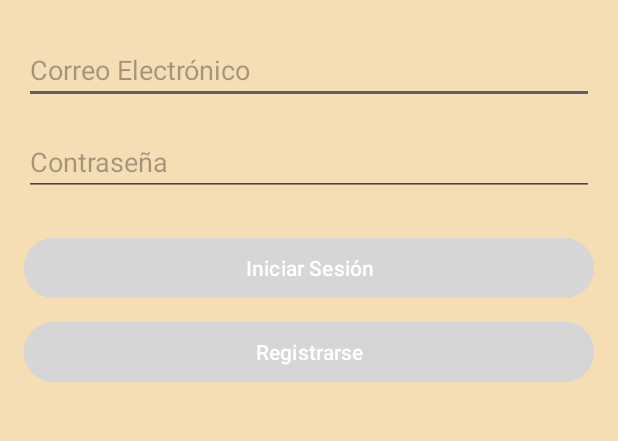
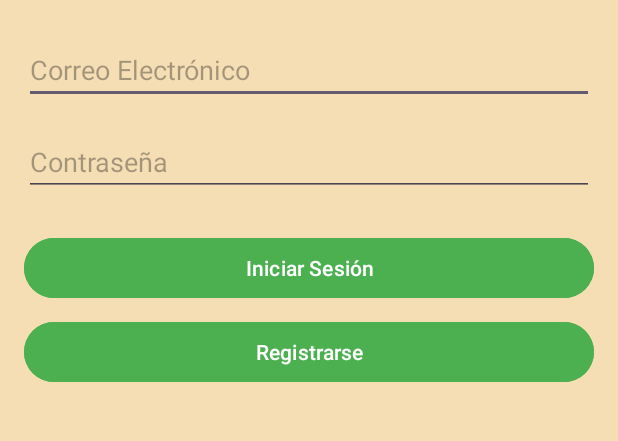
Before and after one commit to JustinSanc/degusta, an Android app: the LoginActivity screen opened directly, with no data from a screen before it, on a phone screen of 412 x 824 dp, the part 536-977 px from its top. Run offline under Robolectric (Android 15) with nearby library versions, the phone set to English and light mode, and no system bars; our stand-ins replace Firebase (no records; nobody signed in at launch, a user with empty details on screens opened directly); libraries missing offline, so code that uses them is left out: com.firebase.ui; 1 statement that could not run was skipped.

Commit message:
Update colors.xml
Color de los botones definido en el xml Colors para poder obtener el codigo deseado

```diff
--- a/app/src/main/res/values/colors.xml
+++ b/app/src/main/res/values/colors.xml
@@ -2,4 +2,5 @@
 <resources>
     <color name="black">#FF000000</color>
     <color name="white">#FFFFFFFF</color>
+    <color name="btn">#4CAF50</color>
 </resources>
```
